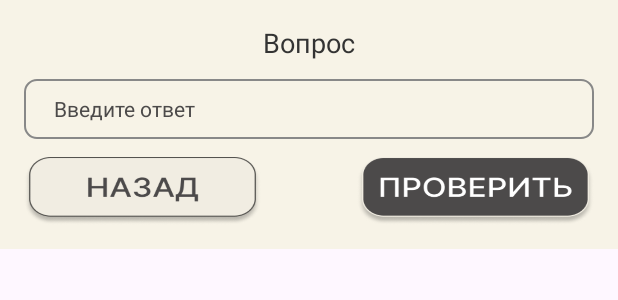
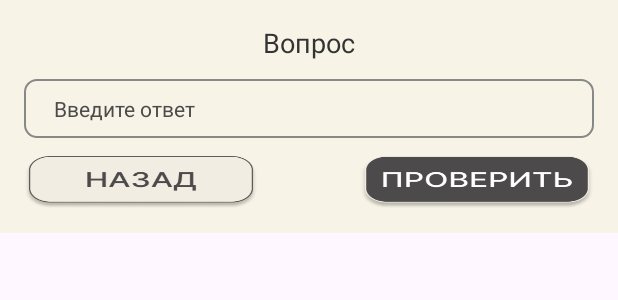
Before and after one commit to Corey116111/cinematograph_kostroma, an Android app: the layout dialog_question.xml on its own in the app's theme, with its tools: preview values and no code run, on a phone screen of 412 x 824 dp. Shown: the top 300 px of the screen. Run offline under Robolectric (Android 15) with nearby library versions, the phone set to English and light mode, and no system bars.

Commit message:
fixed button 'next' in quest

```diff
--- a/app/src/main/java/com/example/intensiv2/QuestIntroActivity.java
+++ b/app/src/main/java/com/example/intensiv2/QuestIntroActivity.java
@@ -50,8 +50,10 @@ public class QuestIntroActivity extends AppCompatActivity {
         //выбираем текст и заголовок
         if ("placeinfo".equals(screenType)) {
             //экран после вопроса
+            nextButton.setEnabled(false);
             questTitleTextView.setText(questData.getQuestions().get(questionIndex).getTitle());
             nextButton.setOnClickListener(v -> {
+                v.setEnabled(false);
                 //переходим к следующему вопросу в TaskActivity
                 int nextQuestionIndex = questionIndex + 1;
                 if (nextQuestionIndex < questData.getQuestions().size()) {
@@ -81,7 +83,9 @@ public class QuestIntroActivity extends AppCompatActivity {
                 finish();
             });
         }
+        nextButton.setEnabled(true);
         // soundButton хз зачем кнопка на макете но можно будет добавить че там хотели
+
     }
 
     private void enableFullscreen()
--- a/app/src/main/res/layout/dialog_question.xml
+++ b/app/src/main/res/layout/dialog_question.xml
@@ -1,7 +1,7 @@
 <?xml version="1.0" encoding="utf-8"?>
 <LinearLayout xmlns:android="http://schemas.android.com/apk/res/android"
     xmlns:tools="http://schemas.android.com/tools"
-    android:layout_width="match_parent"
+    android:layout_width="wrap_content"
     android:layout_height="wrap_content"
     android:orientation="vertical"
     android:background="#F7F3E7"
@@ -32,7 +32,7 @@
         android:id="@+id/dialogAnswerInput"
         android:layout_gravity="bottom|start"
         android:layout_width="match_parent"
-        android:layout_height="40dp"
+        android:layout_height="wrap_content"
         android:layout_marginBottom="12dp"
         android:maxLength="30"
         android:background="@drawable/edittext_border"
@@ -49,29 +49,25 @@
         android:layout_width="match_parent"
         android:layout_height="wrap_content"
         android:orientation="horizontal"
-        android:weightSum="2"
-        android:gravity="start|center_vertical">
+        android:gravity="center"
+        android:weightSum="2">
 
         <ImageView
             android:id="@+id/dialogCancel"
-            android:layout_width="wrap_content"
-            android:layout_height="45dp"
-            android:layout_marginEnd="32dp"
+            android:layout_width="0dp"
+            android:layout_height="35dp"
             android:layout_weight="1"
+            android:layout_marginEnd="60dp"
             android:background="@drawable/button_back"
-            android:scaleType="center"
-            android:text="НАЗАД" />
+            android:scaleType="center" />
 
         <ImageView
             android:id="@+id/dialogCheck"
-            android:layout_width="wrap_content"
-            android:layout_height="45dp"
-            android:layout_marginLeft="32dp"
+            android:layout_width="0dp"
+            android:layout_height="35dp"
             android:layout_weight="1"
+            android:layout_marginStart="8dp"
             android:background="@drawable/button_check"
-            android:scaleType="center"
-            android:text="ПРОВЕРИТЬ"
-            android:textAllCaps="false"
-            android:textColor="#fff" />
+            android:scaleType="center" />
     </LinearLayout>
 </LinearLayout>
```
Also changed, not shown: 2 other files.
